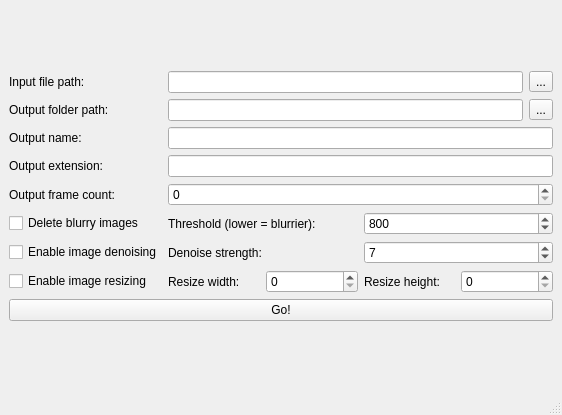
This is GUI/basicGUI.ui in lucianjames/Vid2Photogrammetry as Qt 5 draws it before an edit. The edited form follows.
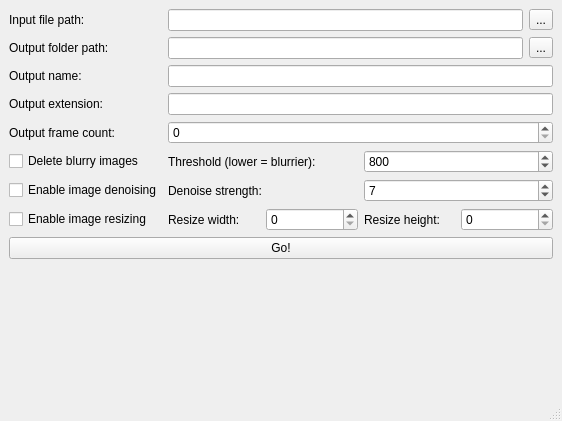
This is the edited form.

Commit message: Fix vertical spacer

```diff
--- a/GUI/basicGUI.ui
+++ b/GUI/basicGUI.ui
@@ -7,7 +7,7 @@
     <x>0</x>
     <y>0</y>
     <width>562</width>
-    <height>415</height>
+    <height>421</height>
    </rect>
   </property>
   <property name="windowTitle">
@@ -189,6 +189,19 @@
       </item>
      </layout>
     </item>
+    <item>
+     <spacer name="verticalSpacer">
+      <property name="orientation">
+       <enum>Qt::Vertical</enum>
+      </property>
+      <property name="sizeHint" stdset="0">
+       <size>
+        <width>20</width>
+        <height>40</height>
+       </size>
+      </property>
+     </spacer>
+    </item>
    </layout>
   </widget>
   <widget class="QMenuBar" name="menubar">
```
